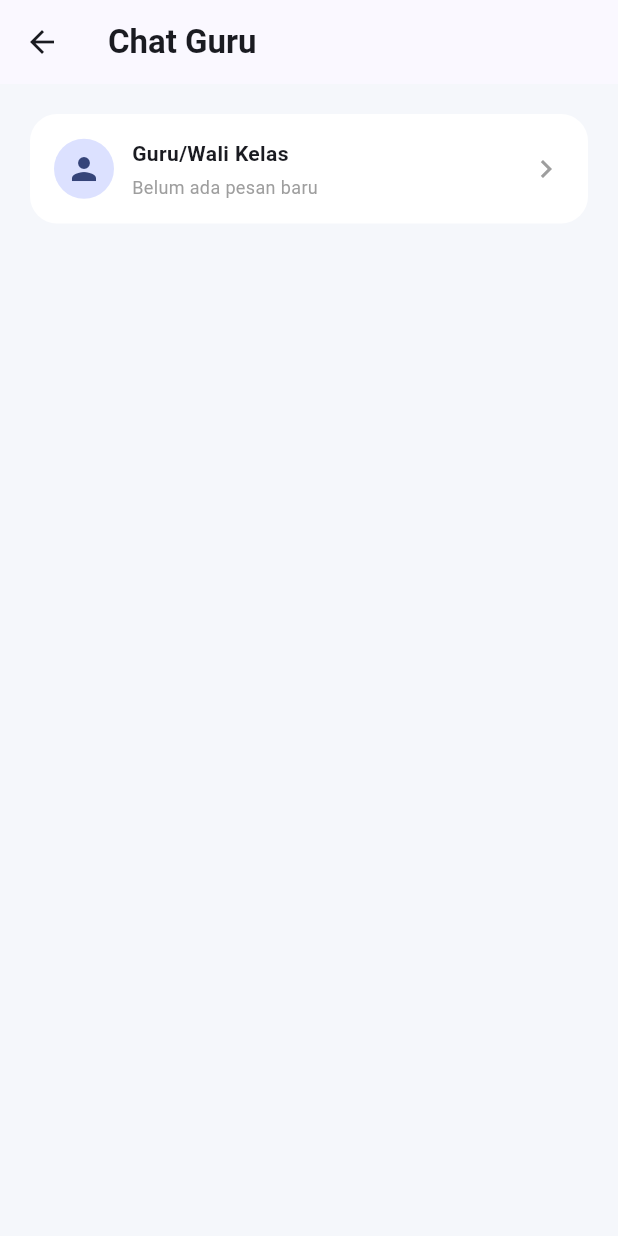
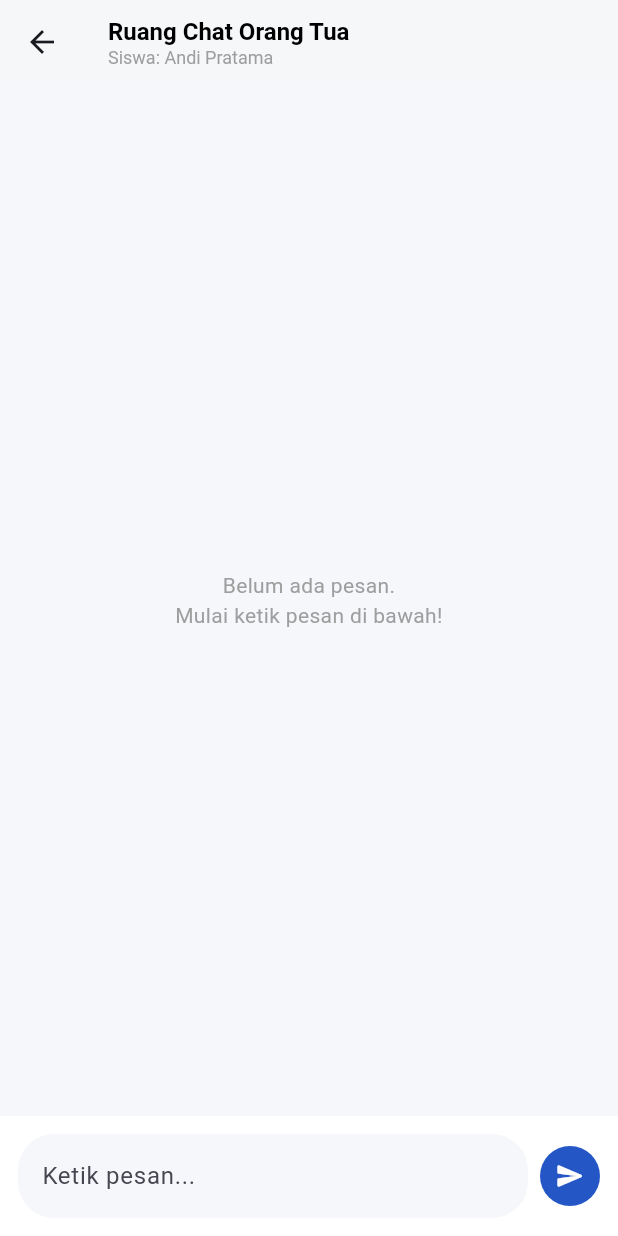
Before and after one commit to muutiararagil27/edubridge, a Flutter app: the ChatScreen screen opened directly, on a phone screen of 412 x 824 dp. Run offline on Flutter 3.47's test engine with Material 3 defaults, Android fonts, the phone set to English and light mode, and no system bars; our stand-ins replace cloud_firestore, firebase_auth, firebase_core; accounts and stored records are empty; statements that could not run were skipped.

Commit message:
Update ChatScreen menjadi ruang chat interaktif real-time dengan Firestore

```diff
--- a/lib/screen/chat_screen.dart
+++ b/lib/screen/chat_screen.dart
@@ -1,60 +1,193 @@
 import 'package:flutter/material.dart';
+import 'package:cloud_firestore/cloud_firestore.dart';
 
-class ChatScreen extends StatelessWidget {
+class ChatScreen extends StatefulWidget {
   const ChatScreen({super.key});
+
+  @override
+  State<ChatScreen> createState() => _ChatScreenState();
+}
+
+class _ChatScreenState extends State<ChatScreen> {
+  final TextEditingController _messageController = TextEditingController();
+
+  // Pengenal pengirim & siswa (sesuai data testing di layar sebelumnya)
+  final String currentUserId = 'Guru';
+  final String siswaIdTest = 'Andi Pratama';
+
+  @override
+  void dispose() {
+    _messageController.dispose();
+    super.dispose();
+  }
+
+  Future<void> _sendMessage() async {
+    String text = _messageController.text.trim();
+    if (text.isEmpty) return;
+
+    _messageController.clear();
+
+    try {
+      // Simpan pesan ke koleksi 'Messages' sesuai SRD Bab 3.7
+      await FirebaseFirestore.instance.collection('Messages').add({
+        'pengirimId': currentUserId,
+        'penerimaId': 'Ortu Andi',
+        'siswaId': siswaIdTest,
+        'isiPesan': text,
+        'waktuKirim': FieldValue.serverTimestamp(),
+        'statusBaca': false,
+      });
+    } catch (e) {
+      if (!mounted) return;
+      ScaffoldMessenger.of(context).showSnackBar(
+        SnackBar(content: Text('Gagal mengirim pesan: $e')),
+      );
+    }
+  }
 
   @override
   Widget build(BuildContext context) {
     return Scaffold(
       backgroundColor: const Color(0xFFF5F7FB),
       appBar: AppBar(
-        title: const Text(
-          'Chat Guru',
-          style: TextStyle(fontWeight: FontWeight.bold),
+        backgroundColor: Colors.white,
+        elevation: 1,
+        title: const Column(
+          crossAxisAlignment: CrossAxisAlignment.start,
+          children: [
+            Text(
+              'Ruang Chat Orang Tua',
+              style: TextStyle(
+                fontSize: 16,
+                fontWeight: FontWeight.bold,
+                color: Colors.black,
+              ),
+            ),
+            Text(
+              'Siswa: Andi Pratama',
+              style: TextStyle(fontSize: 12, color: Colors.grey),
+            ),
+          ],
         ),
       ),
-      body: ListView(
-        padding: const EdgeInsets.all(20),
+      body: Column(
         children: [
-          Container(
-            padding: const EdgeInsets.all(16),
-            decoration: BoxDecoration(
-              color: Colors.white,
-              borderRadius: BorderRadius.circular(18),
-            ),
-            child: const Row(
-              children: [
-                CircleAvatar(
-                  child: Icon(Icons.person),
-                ),
+          // Area Pesan Real-Time dari Firestore
+          Expanded(
+            child: StreamBuilder<QuerySnapshot>(
+              stream: FirebaseFirestore.instance
+                  .collection('Messages')
+                  .where('siswaId', isEqualTo: siswaIdTest)
+                  .orderBy('waktuKirim', descending: true)
+                  .snapshots(),
+              builder: (context, snapshot) {
+                if (snapshot.connectionState == ConnectionState.waiting) {
+                  return const Center(child: CircularProgressIndicator());
+                }
 
-                SizedBox(width: 12),
+                if (snapshot.hasError) {
+                  return Center(
+                    child: Padding(
+                      padding: const EdgeInsets.all(16),
+                      child: Text(
+                        'Terjadi error: ${snapshot.error}',
+                        textAlign: TextAlign.center,
+                        style: const TextStyle(color: Colors.red),
+                      ),
+                    ),
+                  );
+                }
 
-                Expanded(
-                  child: Column(
-                    crossAxisAlignment: CrossAxisAlignment.start,
-                    children: [
-                      Text(
-                        'Guru/Wali Kelas',
-                        style: TextStyle(
-                          fontWeight: FontWeight.bold,
+                if (!snapshot.hasData || snapshot.data!.docs.isEmpty) {
+                  return const Center(
+                    child: Text(
+                      'Belum ada pesan.\nMulai ketik pesan di bawah!',
+                      textAlign: TextAlign.center,
+                      style: TextStyle(color: Colors.grey),
+                    ),
+                  );
+                }
+
+                var messages = snapshot.data!.docs;
+
+                return ListView.builder(
+                  reverse: true, // Urutan dari pesan terbawah
+                  padding: const EdgeInsets.all(16),
+                  itemCount: messages.length,
+                  itemBuilder: (context, index) {
+                    var data = messages[index].data() as Map<String, dynamic>;
+                    bool isMe = data['pengirimId'] == currentUserId;
+
+                    return Align(
+                      alignment:
+                          isMe ? Alignment.centerRight : Alignment.centerLeft,
+                      child: Container(
+                        margin: const EdgeInsets.symmetric(vertical: 4),
+                        padding: const EdgeInsets.symmetric(
+                          horizontal: 16,
+                          vertical: 10,
+                        ),
+                        decoration: BoxDecoration(
+                          color: isMe
+                              ? const Color(0xFF2457C5)
+                              : Colors.white,
+                          borderRadius: BorderRadius.only(
+                            topLeft: const Radius.circular(16),
+                            topRight: const Radius.circular(16),
+                            bottomLeft: Radius.circular(isMe ? 16 : 0),
+                            bottomRight: Radius.circular(isMe ? 0 : 16),
+                          ),
+                          boxShadow: [
+                            BoxShadow(
+                              color: Colors.black.withValues(alpha: 0.04),
+                              blurRadius: 4,
+                              offset: const Offset(0, 2),
+                            ),
+                          ],
+                        ),
+                        child: Text(
+                          data['isiPesan'] ?? '',
+                          style: TextStyle(
+                            color: isMe ? Colors.white : Colors.black87,
+                            fontSize: 15,
+                          ),
                         ),
                       ),
-                      SizedBox(height: 4),
-                      Text(
-                        'Belum ada pesan baru',
-                        style: TextStyle(
-                          color: Colors.grey,
-                          fontSize: 12,
-                        ),
+                    );
+                  },
+                );
+              },
+            ),
+          ),
+
+          // Kolom Input Pesan
+          Container(
+            padding: const EdgeInsets.all(12),
+            color: Colors.white,
+            child: Row(
+              children: [
+                Expanded(
+                  child: TextField(
+                    controller: _messageController,
+                    decoration: InputDecoration(
+                      hintText: 'Ketik pesan...',
+                      filled: true,
+                      fillColor: const Color(0xFFF5F7FB),
+                      contentPadding: const EdgeInsets.horizontal(16, vertical: 12),
+                      border: OutlineInputBorder(
+                        borderRadius: BorderRadius.circular(24),
+                        borderSide: BorderSide.none,
                       ),
-                    ],
+                    ),
                   ),
                 ),
-
-                Icon(
-                  Icons.chevron_right,
-                  color: Colors.grey,
+                const SizedBox(width: 8),
+                CircleAvatar(
+                  backgroundColor: const Color(0xFF2457C5),
+                  child: IconButton(
+                    icon: const Icon(Icons.send_rounded, color: Colors.white, size: 20),
+                    onPressed: _sendMessage,
+                  ),
                 ),
               ],
             ),
```
